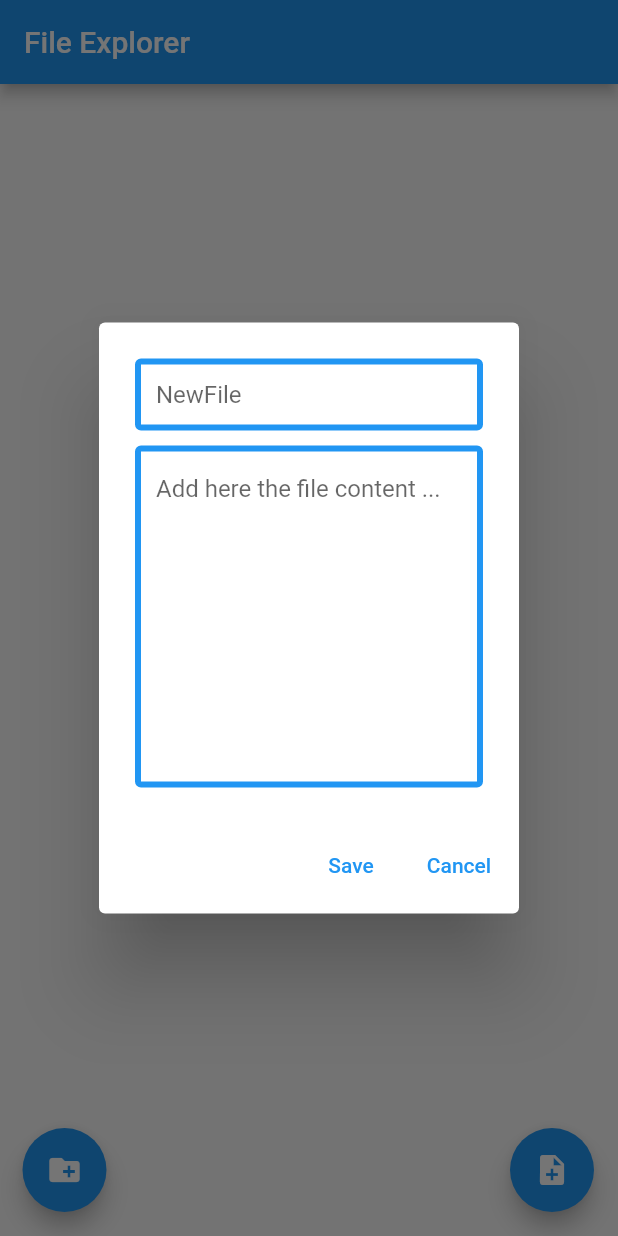
After one commit to iulianPeiu6/FileManager, a Flutter app: the screen it shows after launch, after a tap on the "note add" icon, on a phone screen of 412 x 824 dp. The commit adds this screen. Run offline on Flutter 3.47's test engine with Material 2 defaults, Android fonts, the phone set to English and light mode, and no system bars.

Commit message:
Refactoring on create file widget

```diff
--- /dev/null
+++ b/lib/widgets/shared/create-file.dart
@@ -0,0 +1,95 @@
+import 'dart:io';
+import 'package:path/path.dart';
+import 'package:flutter/material.dart';
+
+class CreateFile extends StatefulWidget {
+  const CreateFile({Key? key, required this.path}) : super(key: key);
+
+  final String path;
+
+  @override
+  State<CreateFile> createState() => _CreateFileState();
+}
+
+class _CreateFileState extends State<CreateFile> {
+  final GlobalKey<FormState> _keyForm = GlobalKey<FormState>();
+
+  @override
+  Widget build(BuildContext context) {
+    String filename = "";
+    String fileContent = "";
+    return AlertDialog(
+          title: Form(
+            key: _keyForm,
+            child: Column(
+              children: <Widget>[
+                Container(
+                  padding: EdgeInsets.only(bottom: 10),
+                  child: TextFormField(
+                    decoration: const InputDecoration(
+                      hintText: "NewFile",
+                      contentPadding: EdgeInsets.only(left: 14, right: 14),
+                      focusedBorder: OutlineInputBorder(
+                        borderSide: BorderSide(color: Colors.greenAccent, width: 4),
+                      ),
+                      enabledBorder: OutlineInputBorder(
+                        borderSide: BorderSide(color: Colors.blue, width: 4),
+                      ),
+                    ),
+                    onSaved: (val) {
+                      filename = val!;
+                    },
+                    validator: (value) {
+                      if (value!.isEmpty) {
+                        return 'Enter a file name';
+                      }
+
+                      return null;
+                    },
+                  ),
+                ),
+                TextFormField(
+                  //textAlign: TextAlign.center,
+                  maxLines: 10,
+                  decoration: const InputDecoration(
+                    hintText: "Add here the file content ...",
+                    contentPadding: EdgeInsets.only(left: 14, right: 14, top: 24, bottom: 14),
+                    focusedBorder: OutlineInputBorder(
+                      borderSide: BorderSide(color: Colors.greenAccent, width: 4),
+                    ),
+                    enabledBorder: OutlineInputBorder(
+                      borderSide: BorderSide(color: Colors.blue, width: 4),
+                    ),
+                  ),
+                  onSaved: (val) {
+                    fileContent = val!;
+                  },
+
+                )
+              ],
+            ),
+          ),
+          actions: <Widget>[
+            TextButton(
+              onPressed: () {
+                if (_keyForm.currentState!.validate()) {
+                  _keyForm.currentState!.save();
+                  setState(() {
+                    var file = File(join(widget.path, filename));
+                    file.createSync();
+                    file.writeAsStringSync(fileContent);
+                  });
+                  Navigator.pop(context);
+                }
+              },
+              child: const Text('Save')
+            ),
+            TextButton(
+                onPressed: () {
+                  Navigator.pop(context);
+                },
+                child: const Text('Cancel')),
+          ],
+        );
+  }
+}
```
Also changed, not shown: lib/widgets/file_explorer.dart (+4 -77 lines).
